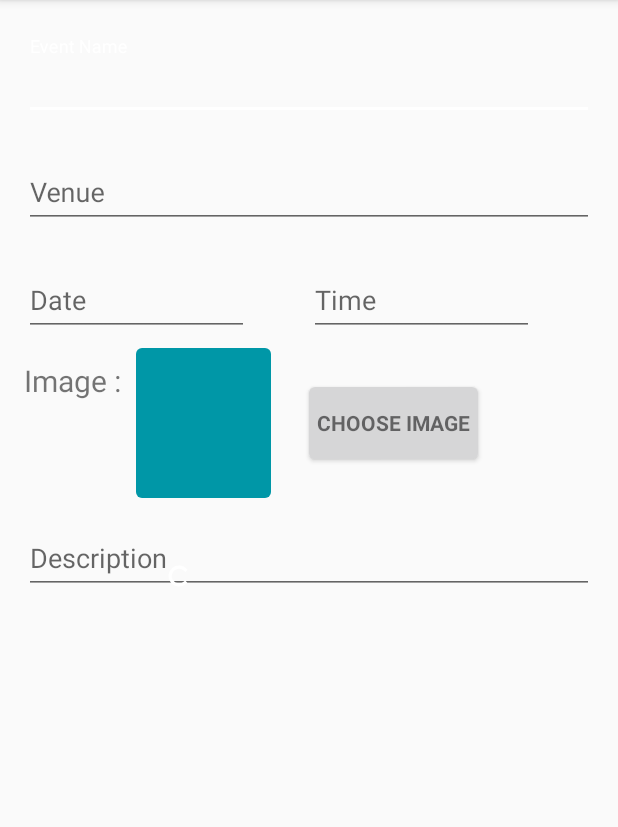
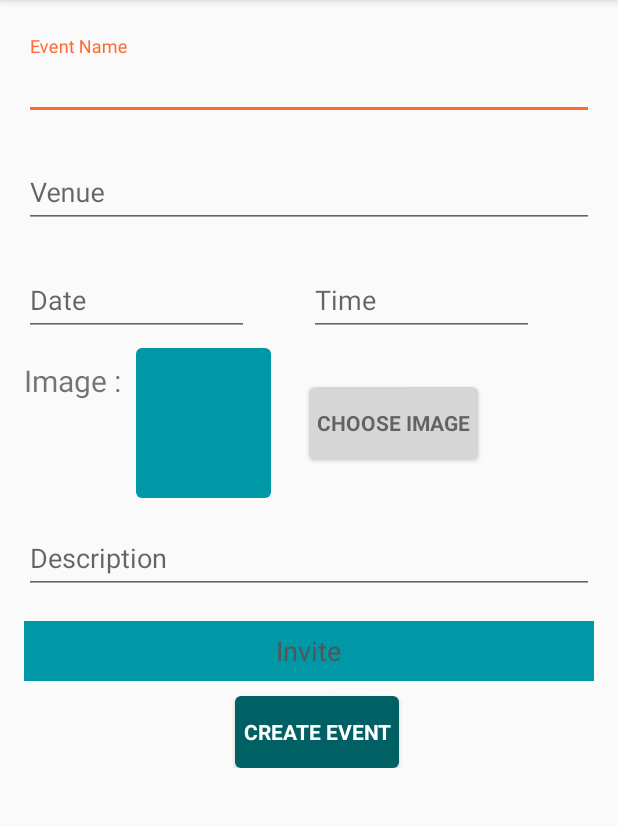
Before and after one commit to purvikaul/collab_event, an Android app: the CreateEvent screen opened directly, with no data from a screen before it, on a phone screen of 412 x 824 dp, the part 84-911 px from its top. Run offline under Robolectric (Android 15) with nearby library versions, the phone set to English and light mode, and no system bars.

Commit message:
Popup Invite list

```diff
--- a/app/src/main/AndroidManifest.xml
+++ b/app/src/main/AndroidManifest.xml
@@ -55,7 +55,10 @@
             android:label="@string/title_activity_home"
             android:screenOrientation="portrait"
             android:theme="@style/AppTheme.NoActionBar" />
-        <activity android:name=".CreateEvent"></activity>
+        <activity
+            android:name=".CreateEvent"
+            android:screenOrientation="portrait"
+            android:theme="@style/AppTheme.Form"></activity>
     </application>
 
 </manifest>
--- a/app/src/main/java/edu/uci/collabevent/CreateEvent.java
+++ b/app/src/main/java/edu/uci/collabevent/CreateEvent.java
@@ -2,11 +2,13 @@ package edu.uci.collabevent;
 
 import android.app.DatePickerDialog;
 import android.app.TimePickerDialog;
+import android.content.DialogInterface;
 import android.content.Intent;
 import android.graphics.Bitmap;
 import android.net.Uri;
 import android.os.Bundle;
 import android.provider.MediaStore;
+import android.support.v7.app.AlertDialog;
 import android.support.v7.app.AppCompatActivity;
 import android.util.Log;
 import android.view.View;
@@ -14,10 +16,14 @@ import android.widget.Button;
 import android.widget.DatePicker;
 import android.widget.EditText;
 import android.widget.ImageView;
+import android.widget.ListView;
+import android.widget.TextView;
 import android.widget.TimePicker;
 
 import java.io.IOException;
+import java.util.ArrayList;
 import java.util.Calendar;
+import java.util.List;
 
 public class CreateEvent extends AppCompatActivity implements View.OnClickListener {
 
@@ -26,8 +32,11 @@ public class CreateEvent extends AppCompatActivity implements View.OnClickListen
     private EditText mDescription;
     private EditText mDate;
     private EditText mTime;
+    private ImageView imageView;
     private Button bImage;
     private int PICK_IMAGE_REQUEST = 1;
+    private List<CharSequence> userList;
+    private View openDialog;
     private int mYear, mMonth, mDay, mHour, mMinute;
 
 
@@ -35,12 +44,15 @@ public class CreateEvent extends AppCompatActivity implements View.OnClickListen
     protected void onCreate(Bundle savedInstanceState) {
         super.onCreate(savedInstanceState);
         setContentView(R.layout.activity_create_event);
+        userList = new ArrayList<CharSequence>();
 
         mEventName = (EditText) findViewById(R.id.event_name);
         mVenue = (EditText) findViewById(R.id.event_venue);
         mDescription = (EditText) findViewById(R.id.event_desc);
         mDate = (EditText) findViewById(R.id.in_date);
         mTime = (EditText) findViewById(R.id.in_time);
+        imageView = (ImageView) findViewById(R.id.event_img);
+        openDialog = (View) findViewById(R.id.openDialog);
 
         bImage = (Button) findViewById(R.id.img_upload);
 
@@ -56,9 +68,84 @@ public class CreateEvent extends AppCompatActivity implements View.OnClickListen
                 intent.setAction(Intent.ACTION_GET_CONTENT);
 // Always show the chooser (if there are multiple options available)
                 startActivityForResult(Intent.createChooser(intent, "Select Picture"), PICK_IMAGE_REQUEST);
+
             }
         });
+        inviteList();
+    }
 
+    public void inviteList() {
+        Log.d("DEBUG_CLICK", "In inviteList()");
+        for (int i = 0; i < 20; i++) {
+
+            userList.add("test " + i);  // Add the item in the userList
+        }
+
+        openDialog.setOnClickListener(new View.OnClickListener() {
+
+            @Override
+            public void onClick(View v) {
+
+                Log.d("DEBUG_CLICK", "In inviteList()");
+                // Intialize  readable sequence of char values
+                final CharSequence[] dialogList = userList.toArray(new CharSequence[userList.size()]);
+                final AlertDialog.Builder builderDialog = new AlertDialog.Builder(CreateEvent.this);
+                builderDialog.setTitle("Select Item");
+                int count = dialogList.length;
+                boolean[] is_checked = new boolean[count]; // set is_checked boolean false;
+
+                // Creating multiple selection by using setMutliChoiceItem method
+                builderDialog.setMultiChoiceItems(dialogList, is_checked,
+                        new DialogInterface.OnMultiChoiceClickListener() {
+                            public void onClick(DialogInterface dialog,
+                                                int whichButton, boolean isChecked) {
+                            }
+                        });
+
+                builderDialog.setPositiveButton("OK",
+                        new DialogInterface.OnClickListener() {
+                            @Override
+                            public void onClick(DialogInterface dialog, int which) {
+
+                                ListView list = ((AlertDialog) dialog).getListView();
+                                // make selected item in the comma seprated string
+                                StringBuilder stringBuilder = new StringBuilder();
+                                for (int i = 0; i < list.getCount(); i++) {
+                                    boolean checked = list.isItemChecked(i);
+
+                                    if (checked) {
+                                        if (stringBuilder.length() > 0) stringBuilder.append(",");
+                                        stringBuilder.append(list.getItemAtPosition(i));
+
+                                    }
+                                }
+
+                        /*Check string builder is empty or not. If string builder is not empty.
+                          It will display on the screen.
+                         */
+                                if (stringBuilder.toString().trim().equals("")) {
+
+                                    ((TextView) findViewById(R.id.text)).setText("Click here to open Dialog");
+                                    stringBuilder.setLength(0);
+
+                                } else {
+
+                                    ((TextView) findViewById(R.id.text)).setText(stringBuilder);
+                                }
+                            }
+                        });
+
+                builderDialog.setNegativeButton("Cancel",
+                        new DialogInterface.OnClickListener() {
+                            @Override
+                            public void onClick(DialogInterface dialog, int which) {
+                                ((TextView) findViewById(R.id.text)).setText("Click here to open Dialog");
+                            }
+                        });
+                AlertDialog alert = builderDialog.create();
+                alert.show();
+            }
+        });
 
     }
 
@@ -122,7 +209,6 @@ public class CreateEvent extends AppCompatActivity implements View.OnClickListen
                 Bitmap bitmap = MediaStore.Images.Media.getBitmap(getContentResolver(), uri);
                 Log.d("TAG", String.valueOf(bitmap));
 
-                ImageView imageView = (ImageView) findViewById(R.id.event_img);
                 imageView.setImageBitmap(bitmap);
             } catch (IOException e) {
                 e.printStackTrace();
--- a/app/src/main/res/layout/activity_create_event.xml
+++ b/app/src/main/res/layout/activity_create_event.xml
@@ -133,16 +133,43 @@
                 android:inputType="textCapSentences" />
         </android.support.design.widget.TextInputLayout>
 
+        <RelativeLayout
+            android:id="@+id/openDialog"
+            android:layout_width="match_parent"
+            android:layout_height="40dp"
+            android:layout_marginTop="10dp"
+            android:layout_marginBottom="10dp"
+            android:orientation="horizontal"
+            android:background="@color/primary">
+
+            <TextView
+                android:id="@+id/text"
+                android:layout_width="wrap_content"
+                android:layout_height="wrap_content"
+                android:textColor="#555555"
+                android:singleLine="true"
+                android:textSize="18dp"
+                android:layout_centerVertical="true"
+                android:layout_centerHorizontal="true"
+                android:text="Invite" />
+
+        </RelativeLayout>
+
+        <Button
+            android:id="@+id/btn_create"
+            style="?android:textAppearanceSmall"
+            android:layout_width="wrap_content"
+            android:layout_height="wrap_content"
+            android:layout_gravity="center"
+            android:layout_marginLeft="5dp"
+            android:background="@drawable/round_button"
+            android:backgroundTint="@color/primary_dark"
+            android:paddingLeft="5dp"
+            android:textColor="@color/accent"
+            android:paddingRight="5dp"
+            android:text="Create Event"
+            android:textStyle="bold" />
 
     </LinearLayout>
 
-    <ProgressBar
-        android:id="@+id/progressBar"
-        style="?android:attr/progressBarStyleSmall"
-        android:layout_width="wrap_content"
-        android:layout_height="wrap_content"
-        android:layout_alignParentStart="true"
-        android:layout_centerVertical="true"
-        android:layout_marginStart="95dp" />
-
 </RelativeLayout>
--- a/app/src/main/res/values/colors.xml
+++ b/app/src/main/res/values/colors.xml
@@ -3,6 +3,7 @@
     <color name="primary">#0097A7</color>
     <color name="primary_dark">#006064</color>
     <!--<color name="primary_darker">#0091EA</color>-->
+    <color name="form_accent">#FF6A32</color>
     <color name="accent">#FFFFFF</color>
     <color name="floating_button_color">#FF6A32</color>
     <color name="login_background">#006064</color>
--- a/app/src/main/res/values/styles.xml
+++ b/app/src/main/res/values/styles.xml
@@ -17,11 +17,15 @@
         <!--<item name="android:windowSharedElementExitTransition">@android:transition/move</item>-->
     </style>
 
+    <style name="AppTheme.Form">
+        <item name="colorAccent">@color/form_accent</item>
+    </style>
+
     <style name="AppTheme.Login" parent="Theme.AppCompat.NoActionBar"></style>
 
     <style name="AppTheme.NoActionBar">
-        <item name="windowActionBar">false</item>
-        <item name="windowNoTitle">true</item>
+        <!--<item name="windowActionBar">false</item>-->
+        <!--<item name="windowNoTitle">true</item>-->
     </style>
 
     <style name="AppTheme.AppBarOverlay" parent="ThemeOverlay.AppCompat.Dark.ActionBar" />
```
